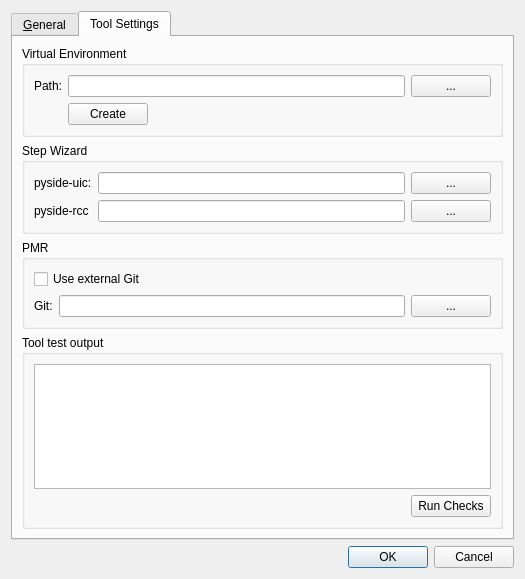
MusculoskeletalAtlasProject/mapclient, file src/mapclient/view/managers/options/qt/optionsdialog.ui: the form before one commit.
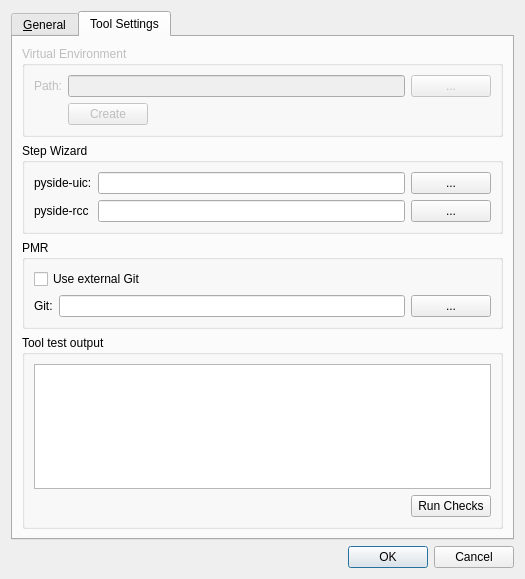
The form after the commit. The open tabs and pages were chosen to show the change.

Commit message: Disable virtual_env, trying to move away from this implementation.  Generated ui_optionsdialog.py from new utility script pysideuicrunner.py.

What changed in the file:
```diff
--- a/src/mapclient/view/managers/options/qt/optionsdialog.ui
+++ b/src/mapclient/view/managers/options/qt/optionsdialog.ui
@@ -76,6 +76,9 @@
       <layout class="QVBoxLayout" name="verticalLayout_2">
        <item>
         <widget class="QGroupBox" name="groupBox_3">
+         <property name="enabled">
+          <bool>false</bool>
+         </property>
          <property name="title">
           <string>Virtual Environment</string>
          </property>
```
Left out of the diff: 2 changed lines with no effect on the pictures. The commit also changes 1 other file.
